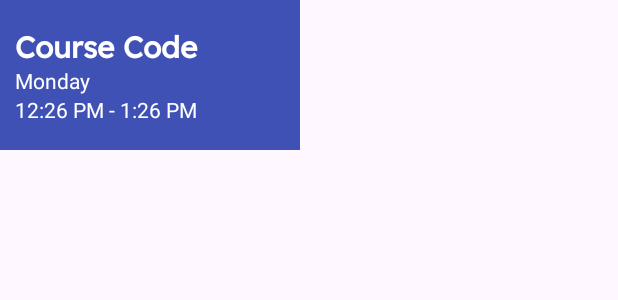
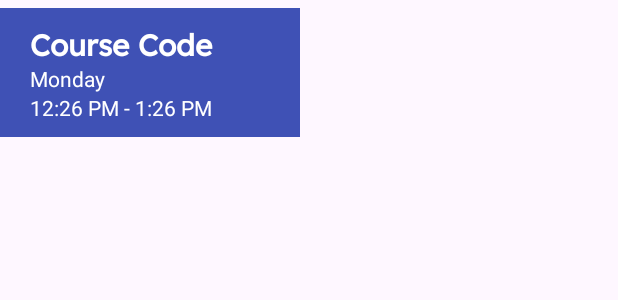
Before and after one commit to mitano-17/ClockWise_Application, an Android app: the layout events_item_layout.xml on its own in the app's theme, with its tools: preview values and no code run, on a phone screen of 412 x 824 dp. Shown: the top 300 px of the screen. Run offline under Robolectric (Android 15) with nearby library versions, the phone set to English and light mode, and no system bars.

Commit message:
changed width and height to wrap_content

```diff
--- a/app/src/main/res/layout/events_item_layout.xml
+++ b/app/src/main/res/layout/events_item_layout.xml
@@ -1,16 +1,20 @@
 <?xml version="1.0" encoding="utf-8"?>
 <LinearLayout xmlns:android="http://schemas.android.com/apk/res/android"
     xmlns:tools="http://schemas.android.com/tools"
-    android:layout_width="match_parent"
-    android:layout_height="match_parent">
+    android:layout_width="wrap_content"
+    android:layout_height="wrap_content">
 
     <LinearLayout
         android:layout_width="200dp"
-        android:layout_height="100dp"
+        android:layout_height="wrap_content"
+        android:padding="10dp"
         android:background="#3F51B5"
         android:backgroundTint="#3F51B5"
         android:gravity="center"
-        android:orientation="vertical">
+        android:orientation="vertical"
+        android:layout_marginTop="5dp"
+        android:layout_marginBottom="5dp"
+        android:layout_marginEnd="15dp">
 
         <TextView
             android:id="@+id/courseTv"
```
